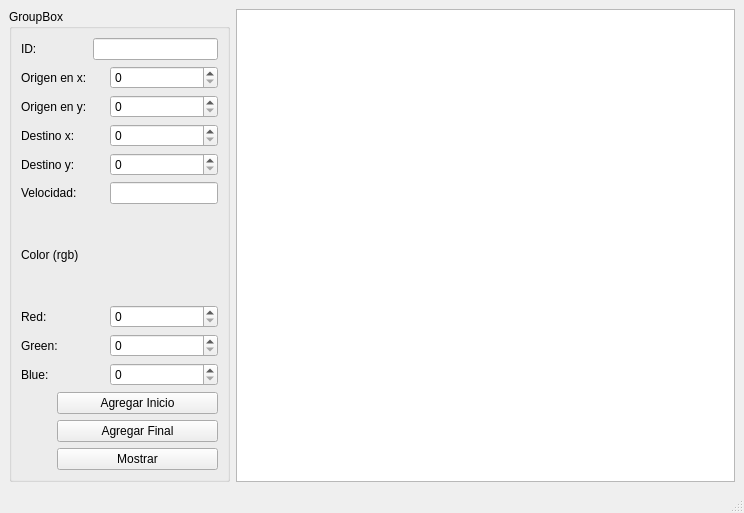
Before: the Qt Designer form Actividad 8/mainwindow.ui in Gustas13/Actividades, drawn with Qt 5.
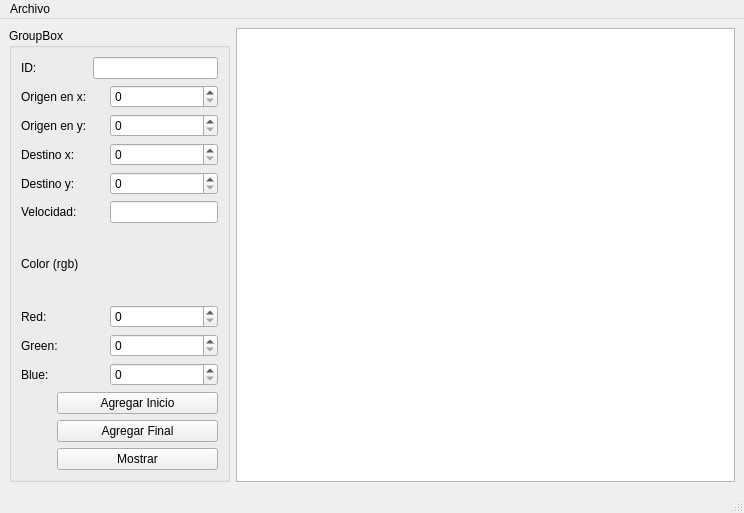
After: the same form once the commit is applied.

Commit message: Actualización de mainwondow.ui Actividad 11

Patch:
```diff
--- a/Actividad 8/mainwindow.ui
+++ b/Actividad 8/mainwindow.ui
@@ -190,6 +190,14 @@
      <height>26</height>
     </rect>
    </property>
+   <widget class="QMenu" name="menuArchivo">
+    <property name="title">
+     <string>Archivo</string>
+    </property>
+    <addaction name="actionAbrir"/>
+    <addaction name="actionGuardar"/>
+   </widget>
+   <addaction name="menuArchivo"/>
   </widget>
   <widget class="QStatusBar" name="statusbar"/>
  </widget>
```
Left out of the diff: 16 changed lines with no effect on the pictures.
